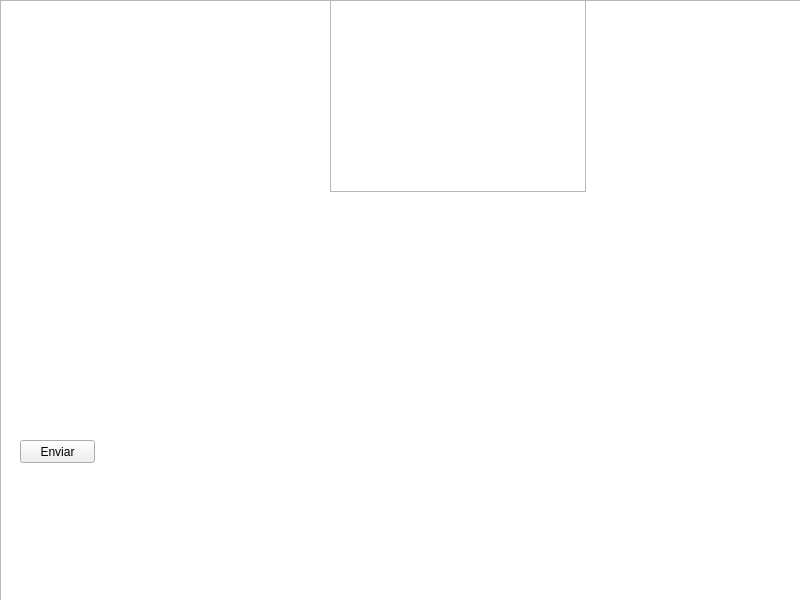
The window that interfaz.ui (CristianMartinezD/ComandosParaInterfazGrafica) describes before a commit, drawn with Qt 5.
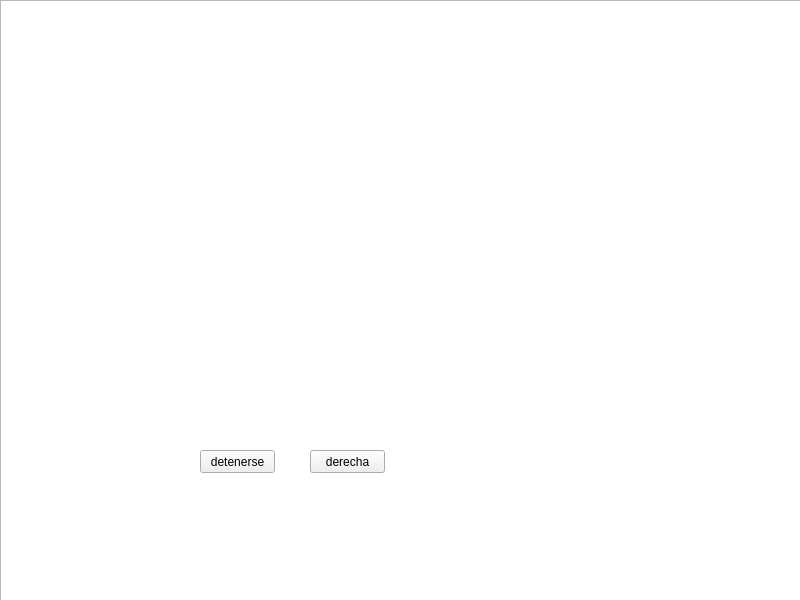
The same window after the commit.

```diff
--- a/interfaz.ui
+++ b/interfaz.ui
@@ -30,25 +30,28 @@
    <widget class="QPushButton" name="pushButton">
     <property name="geometry">
      <rect>
-      <x>20</x>
-      <y>440</y>
+      <x>200</x>
+      <y>450</y>
       <width>75</width>
       <height>23</height>
      </rect>
     </property>
     <property name="text">
-     <string>Enviar</string>
+     <string>detenerse</string>
     </property>
    </widget>
-   <widget class="QTextBrowser" name="textBrowser">
+   <widget class="QPushButton" name="derecha">
     <property name="geometry">
      <rect>
-      <x>330</x>
-      <y>0</y>
-      <width>256</width>
-      <height>192</height>
+      <x>310</x>
+      <y>450</y>
+      <width>75</width>
+      <height>23</height>
      </rect>
     </property>
+    <property name="text">
+     <string>derecha</string>
+    </property>
    </widget>
   </widget>
  </widget>
```
Left out of the diff: 2 changed lines with no effect on the pictures.
